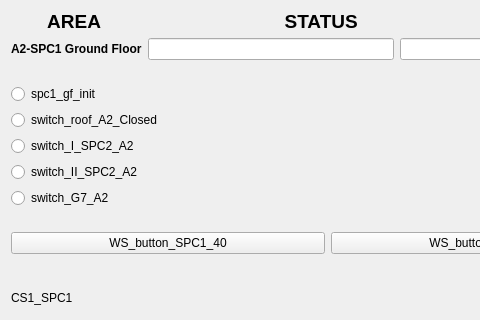
Above: vcsDisplays/SPC1.ui from yannS2016/tlabsVCS before the change; both pictures show x 0 to 480 and y 0 to 320 of the 656 by 471 pixel window. Below: the same form after it.
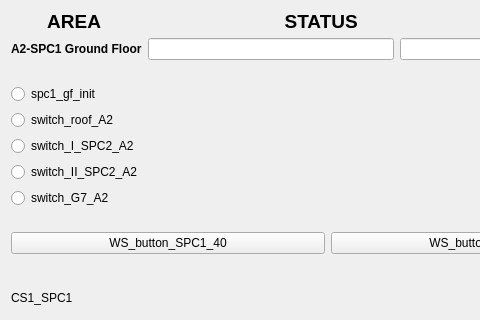
That is the form after the change. Custom widgets are drawn as their Qt base class.

```diff
--- a/vcsDisplays/SPC1.ui
+++ b/vcsDisplays/SPC1.ui
@@ -127,7 +127,7 @@
        <item>
         <widget class="QERadioButton" name="qeradiobutton_7">
          <property name="text">
-          <string>switch_roof_A2_Closed</string>
+          <string>switch_roof_A2</string>
          </property>
          <property name="autoExclusive">
           <bool>false</bool>
```
Left out of the diff: 4 changed lines with no effect on the pictures.
